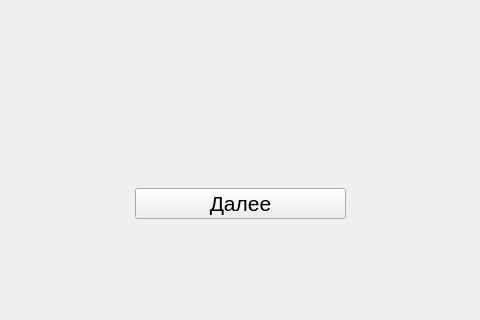
Old version of the form BSTU-Exam-Master_/BSTU-Exam-Master/mainwindow.ui in the repository Manmadeeers/BSTU-Exam-Master; both pictures show x 165 to 645 and y 280 to 600 of the 800 by 600 pixel window.
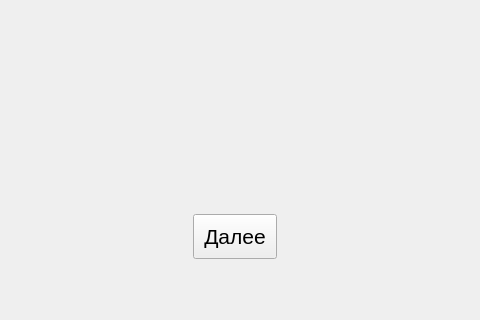
New version of the form.

The edit to the form file:
```diff
--- a/BSTU-Exam-Master_/BSTU-Exam-Master/mainwindow.ui
+++ b/BSTU-Exam-Master_/BSTU-Exam-Master/mainwindow.ui
@@ -14,13 +14,26 @@
    <string>MainWindow</string>
   </property>
   <widget class="QWidget" name="centralwidget">
+   <widget class="QLabel" name="logo">
+    <property name="geometry">
+     <rect>
+      <x>180</x>
+      <y>10</y>
+      <width>521</width>
+      <height>461</height>
+     </rect>
+    </property>
+    <property name="text">
+     <string/>
+    </property>
+   </widget>
    <widget class="QPushButton" name="Leave_main_window">
     <property name="geometry">
      <rect>
-      <x>300</x>
-      <y>468</y>
-      <width>211</width>
-      <height>31</height>
+      <x>358</x>
+      <y>494</y>
+      <width>84</width>
+      <height>45</height>
      </rect>
     </property>
     <property name="sizePolicy">
```
